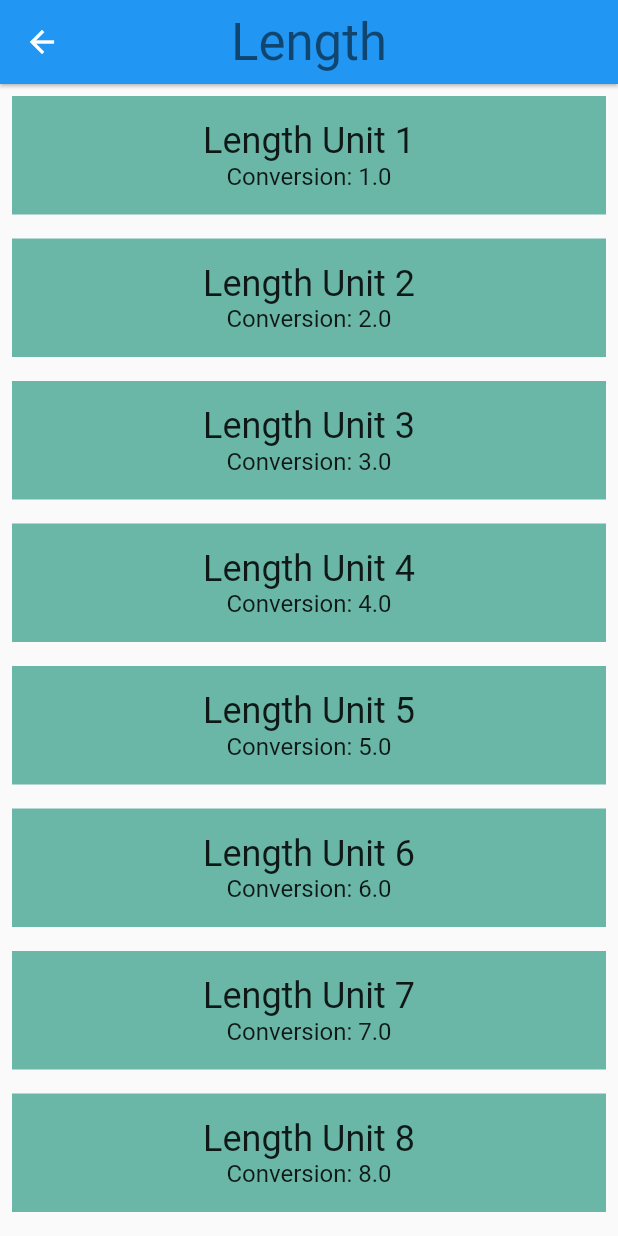
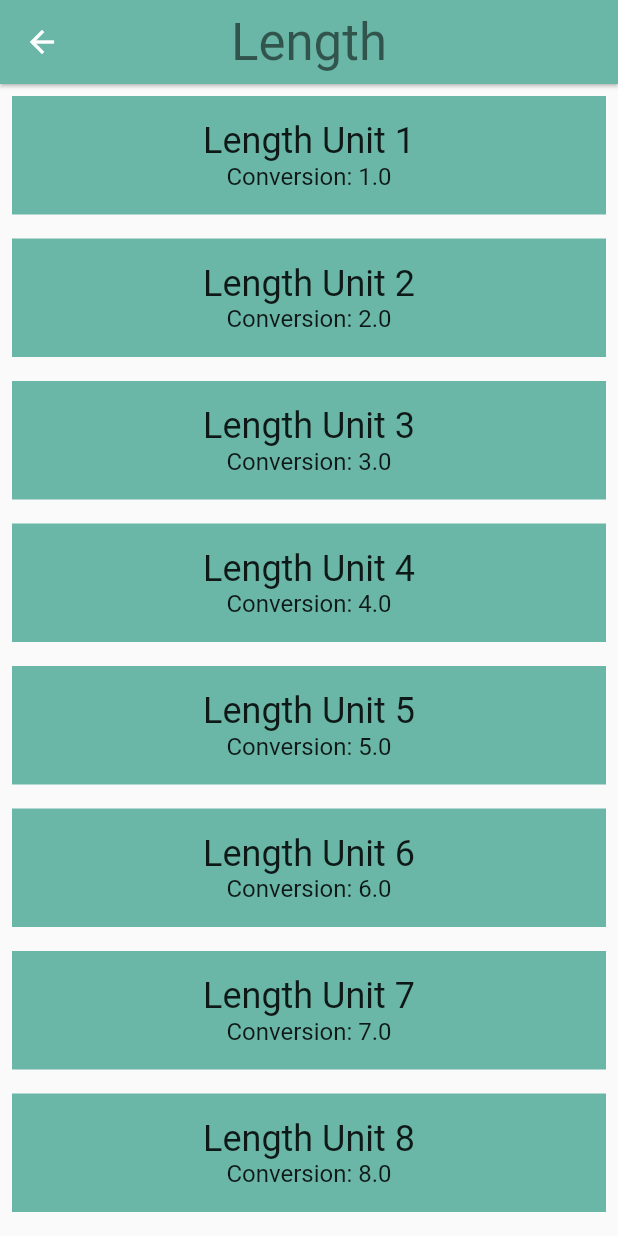
Before and after one commit to DariusDumel/Udacity-Flutter-App, a Flutter app: the screen it shows after launch, after a tap on "Length", on a phone screen of 412 x 824 dp. Run offline on Flutter 3.47's test engine with Material 2 defaults, Android fonts, the phone set to English and light mode, and no system bars.

Commit message:
changed color of appbar for converter screen

```diff
--- a/udacity_app/lib/category.dart
+++ b/udacity_app/lib/category.dart
@@ -81,7 +81,7 @@ class Category extends StatelessWidget
               style: Theme.of(context).textTheme.display1
             ),
             centerTitle: true,
-            backgroundColor: color[100],
+            backgroundColor: color,
           ),
           body: ConverterScreen(
             name: name,
```
